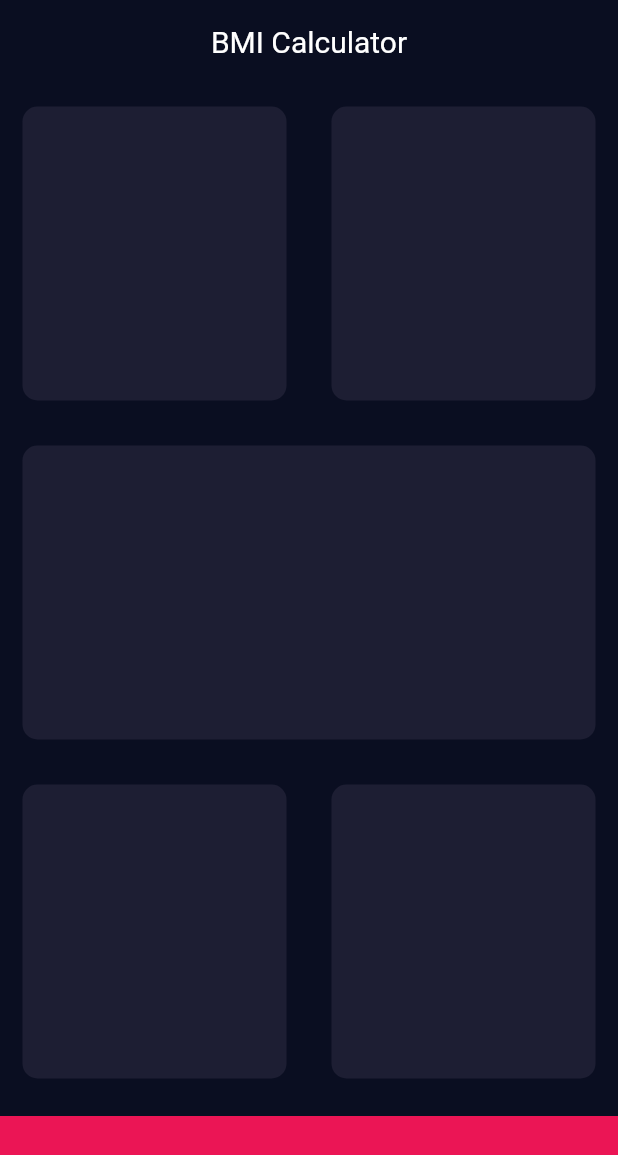
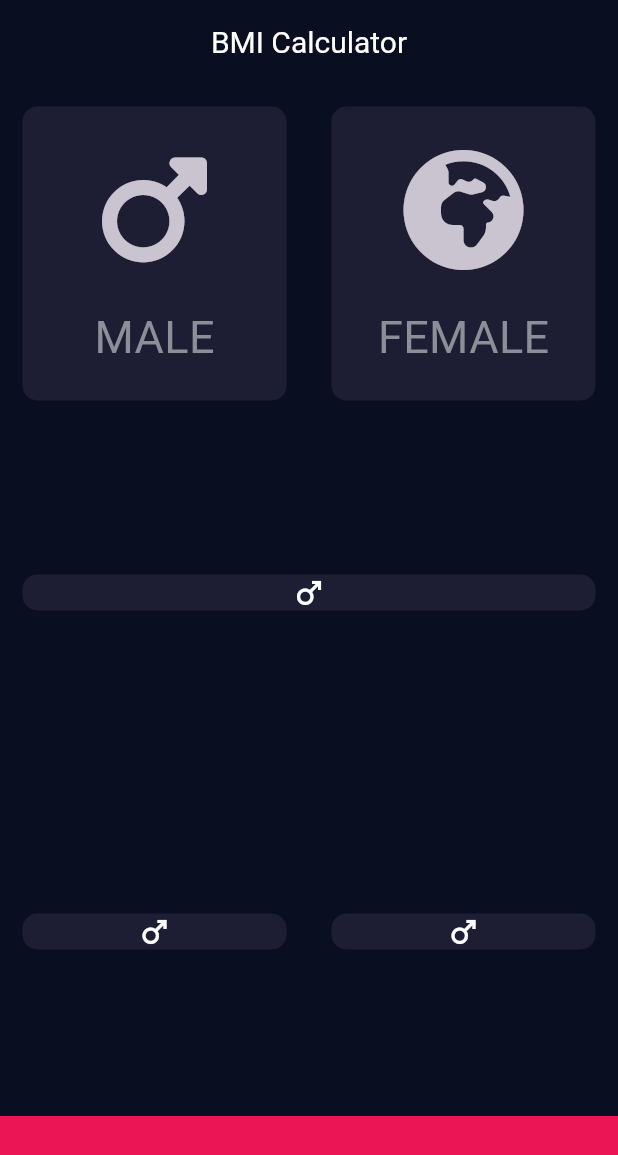
Before and after one commit to AhmedA005/BMICalculator, a Flutter app: the screen it shows after launch, on a phone screen of 412 x 824 dp. Shown: the top 1155 px of the screen. Run offline on Flutter 3.47's test engine with Material 3 defaults, Android fonts, the phone set to English and light mode, and no system bars; our stand-ins replace font_awesome_flutter.

Commit message:
added Icons

```diff
--- a/lib/input_page.dart
+++ b/lib/input_page.dart
@@ -1,4 +1,5 @@
 import 'package:flutter/material.dart';
+import 'package:font_awesome_flutter/font_awesome_flutter.dart';
 
 const bottomContainerHeight = 80.0;
 const bottomContainerColor = Color(0xFFEB1555);
@@ -20,43 +21,52 @@ class _InputPageState extends State<InputPage> {
         centerTitle: true,
       ),
       body: Column(
-        children: [
-          Expanded(
+         children: [
+          const Expanded(
             child: Row(
               children: [
                 Expanded(
-                  child: ReusableCard(color: widgetColor),
+                  child: ReusableCard(
+                    color: widgetColor,
+                    cardChild: IconContent(icon: FontAwesomeIcons.mars, gender: 'MALE'),
+                  ),
                 ),
                 Expanded(
-                  child: ReusableCard(color: widgetColor),
+                  child: ReusableCard(
+                    color: widgetColor,
+                    cardChild: IconContent(icon: FontAwesomeIcons.earthAfrica, gender: 'FEMALE'),
+                  ),
                 ),
               ],
             ),
           ),
-          Expanded(
+          const Expanded(
             child: Row(
               children: [
                 Expanded(
-                  child: ReusableCard(color: widgetColor),
+                  child: ReusableCard(
+                      color: widgetColor, cardChild: FaIcon(Icons.male)),
                 )
               ],
             ),
           ),
-          Expanded(
+          const Expanded(
             child: Row(
               children: [
                 Expanded(
-                  child: ReusableCard(color: widgetColor),
+                  child: ReusableCard(
+                      color: widgetColor, cardChild: FaIcon(Icons.male)),
                 ),
                 Expanded(
-                  child: ReusableCard(color: widgetColor),
+                  child: ReusableCard(
+                      color: widgetColor, cardChild: FaIcon(Icons.male)),
                 ),
               ],
             ),
           ),
           Container(
             color: bottomContainerColor,
-            margin: EdgeInsets.only(top: 10),
+            margin: const EdgeInsets.only(top: 10),
             width: double.infinity,
             height: bottomContainerHeight,
           )
@@ -66,9 +76,41 @@ class _InputPageState extends State<InputPage> {
   }
 }
 
+class IconContent extends StatelessWidget {
+  const IconContent({super.key, required this.icon, required this.gender});
+  final IconData icon;
+  final String gender;
+  @override
+  Widget build(BuildContext context) {
+    return Column(
+      mainAxisAlignment: MainAxisAlignment.center,
+      children: [
+        IconButton(
+          onPressed: () {},
+          icon:  FaIcon(
+            icon,
+            size: 80,
+          ),
+        ),
+        const SizedBox(
+          height: 15,
+        ),
+         Text(
+          gender,
+          style: const TextStyle(
+            fontSize: 30,
+            color: Color(0xFF8D8E98),
+          ),
+        ),
+      ],
+    );
+  }
+}
+
 class ReusableCard extends StatelessWidget {
   final Color color;
-  ReusableCard({super.key, required this.color});
+  final Widget cardChild;
+  const ReusableCard({super.key, required this.color, required this.cardChild});
   @override
   Widget build(BuildContext context) {
     return Container(
@@ -77,6 +119,7 @@ class ReusableCard extends StatelessWidget {
         borderRadius: BorderRadius.circular(10),
         color: color,
       ),
+      child: cardChild,
     );
   }
 }
--- a/pubspec.yaml
+++ b/pubspec.yaml
@@ -35,6 +35,7 @@ dependencies:
   # The following adds the Cupertino Icons font to your application.
   # Use with the CupertinoIcons class for iOS style icons.
   cupertino_icons: ^1.0.8
+  font_awesome_flutter: ^10.7.0
 
 dev_dependencies:
   flutter_test:
```
Also changed, not shown: pubspec.lock.
